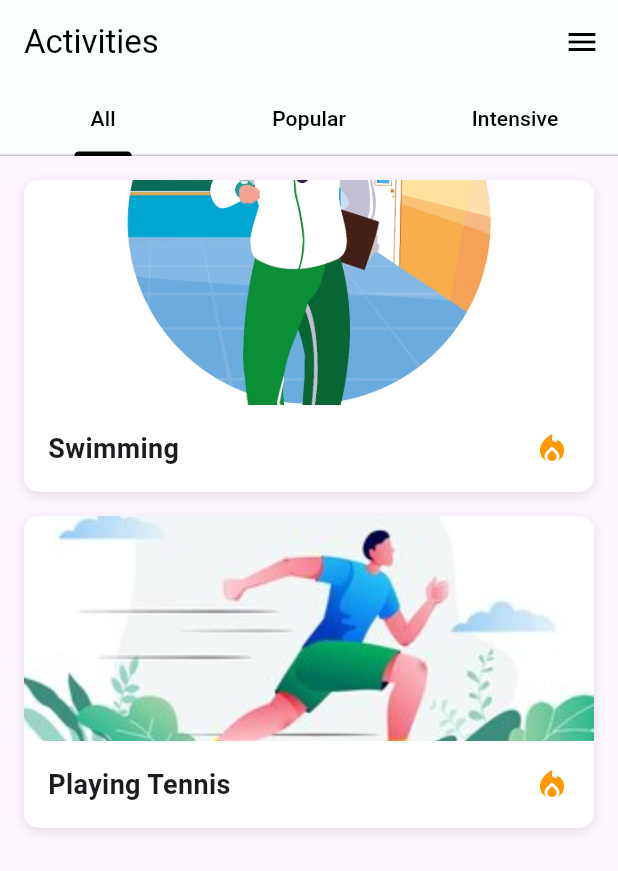
After one commit to souhail-nasssih/Fitness_App, a Flutter app: the ActivityScreen screen opened directly, on a phone screen of 412 x 824 dp. The commit adds this screen. Shown: the top 871 px of the screen. Run offline on Flutter 3.47's test engine with Material 3 defaults, Android fonts, the phone set to English and light mode, and no system bars; our stand-ins replace table_calendar.

Commit message:
commit souhail2

```diff
--- /dev/null
+++ b/lib/pages/activity.dart
@@ -0,0 +1,176 @@
+import 'package:flutter/material.dart';
+
+class ActivityScreen extends StatefulWidget {
+  @override
+  _ActivityScreenState createState() => _ActivityScreenState();
+}
+
+class _ActivityScreenState extends State<ActivityScreen>
+    with SingleTickerProviderStateMixin {
+  late TabController _tabController;
+  late PageController _pageController;
+  int _currentIndex = 0;
+
+  @override
+  void initState() {
+    super.initState();
+    _tabController = TabController(length: 3, vsync: this);
+    _pageController = PageController();
+    _pageController.addListener(() {
+      setState(() {
+        _currentIndex = _pageController.page?.round() ?? 0;
+      });
+    });
+  }
+
+  @override
+  void dispose() {
+    _tabController.dispose();
+    _pageController.dispose();
+    super.dispose();
+  }
+
+  void _onNavBarTapped(int index) {
+    _pageController.jumpToPage(index);
+  }
+
+  @override
+  Widget build(BuildContext context) {
+    return Scaffold(
+      appBar: AppBar(
+        backgroundColor: const Color.fromARGB(255, 250, 254, 252),
+        elevation: 0,
+        title: const Text(
+          'Activities',
+          style: TextStyle(color: Color.fromARGB(255, 0, 0, 0)),
+        ),
+        actions: [
+          IconButton(
+            icon: const Icon(Icons.menu, color: Color.fromARGB(255, 0, 0, 0)),
+            onPressed: () {},
+          ),
+        ],
+        bottom: TabBar(
+          controller: _tabController,
+          labelColor: const Color.fromARGB(255, 0, 0, 0),
+          unselectedLabelColor: const Color.fromARGB(255, 0, 0, 0),
+          indicatorColor: const Color.fromARGB(255, 0, 0, 0),
+          tabs: const [
+            Tab(text: '   All   '),
+            Tab(text: 'Popular'),
+            Tab(text: 'Intensive'),
+          ],
+        ),
+      ),
+      body: PageView(
+        controller: _pageController,
+        children: [
+          ActivityList(),
+          const Center(child: Text('Popular Activities')),
+          const Center(child: Text('Intensive Activities')),
+        ],
+      ),
+
+    );
+  }
+
+  Widget _buildNavBarIcon(IconData iconData, int index) {
+    final bool isSelected = _currentIndex == index;
+    return Stack(
+      alignment: Alignment.center,
+      children: [
+        if (isSelected)
+          Container(
+            width: 40,
+            height: 40,
+            decoration: const BoxDecoration(
+              color: Colors.black,
+              shape: BoxShape.circle,
+            ),
+          ),
+        IconButton(
+          icon: Icon(
+            iconData,
+            color: isSelected ? const Color.fromARGB(255, 255, 255, 255) : Colors.black,
+          ),
+          onPressed: () => _onNavBarTapped(index),
+        ),
+      ],
+    );
+  }
+}
+
+class ActivityList extends StatelessWidget {
+  @override
+  Widget build(BuildContext context) {
+    return ListView(
+      padding: const EdgeInsets.all(16),
+      children: const [
+        ActivityCard(
+          imagePath: 'images/5.jpg', // Replace with your image path
+          activityName: 'Swimming',
+        ),
+        ActivityCard(
+          imagePath: 'images/6.jpg', // Replace with your image path
+          activityName: 'Playing Tennis',
+        ),
+      ],
+    );
+  }
+}
+
+class ActivityCard extends StatelessWidget {
+  final String imagePath;
+  final String activityName;
+
+  const ActivityCard({
+    Key? key,
+    required this.imagePath,
+    required this.activityName,
+  }) : super(key: key);
+
+  @override
+  Widget build(BuildContext context) {
+    return Container(
+      margin: const EdgeInsets.only(bottom: 16),
+      decoration: BoxDecoration(
+        borderRadius: BorderRadius.circular(10),
+        color: Colors.white,
+        boxShadow: const [
+          BoxShadow(
+            color: Colors.black12,
+            blurRadius: 6,
+            offset: Offset(0, 2),
+          ),
+        ],
+      ),
+      child: Column(
+        crossAxisAlignment: CrossAxisAlignment.start,
+        children: [
+          ClipRRect(
+            borderRadius: const BorderRadius.vertical(top: Radius.circular(10)),
+            child: Image.asset(
+              imagePath,
+              height: 150,
+              width: double.infinity,
+              fit: BoxFit.cover,
+            ),
+          ),
+          Padding(
+            padding: const EdgeInsets.all(16),
+            child: Row(
+              mainAxisAlignment: MainAxisAlignment.spaceBetween,
+              children: [
+                Text(
+                  activityName,
+                  style: const TextStyle(fontSize: 18, fontWeight: FontWeight.bold),
+                ),
+                const Icon(Icons.local_fire_department, color: Colors.orange),
+              ],
+            ),
+          ),
+        ],
+      ),
+    );
+  }
+}
--- a/pubspec.yaml
+++ b/pubspec.yaml
@@ -30,11 +30,8 @@ environment:
 dependencies:
   flutter:
     sdk: flutter
-
-
-  # The following adds the Cupertino Icons font to your application.
-  # Use with the CupertinoIcons class for iOS style icons.
   cupertino_icons: ^1.0.8
+  table_calendar: ^3.0.0
 
 dev_dependencies:
   flutter_test:
```
Also changed, not shown: lib/pages/calendar.dart (added, +34 -0 lines), lib/pages/insights.dart (added, +38 -0 lines), lib/pages/profile.dart (added, +87 -0 lines), lib/routes.dart (added, +27 -0 lines), lib/screens/onboarding/pathSelection.dart (+6 -7 lines), lib/widgets/base_app_bar.dart (added, +38 -0 lines), pubspec.lock.
